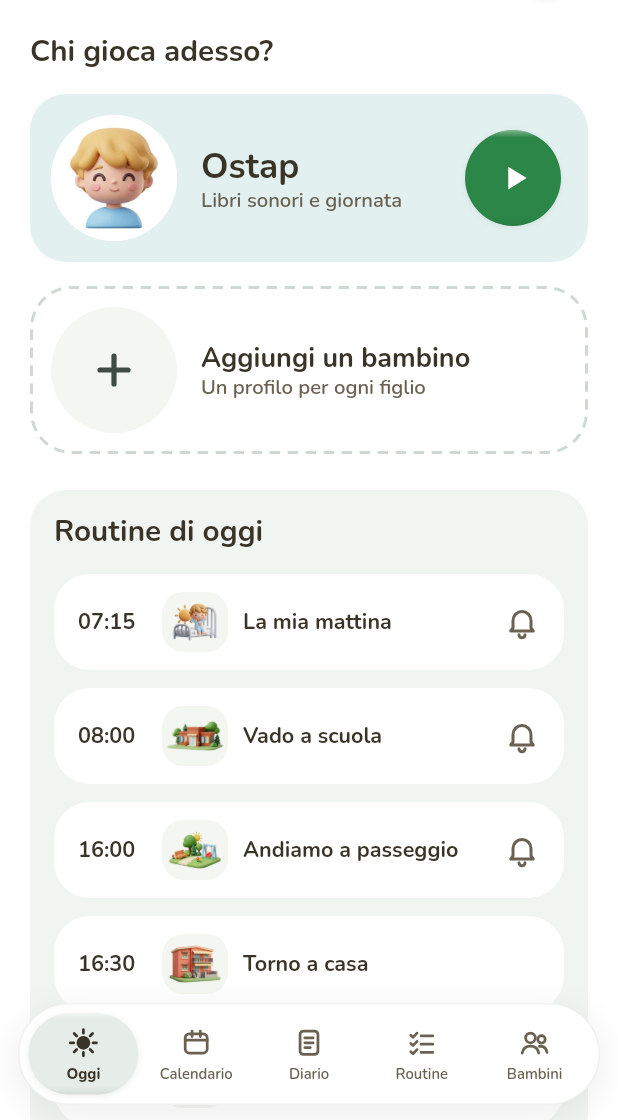
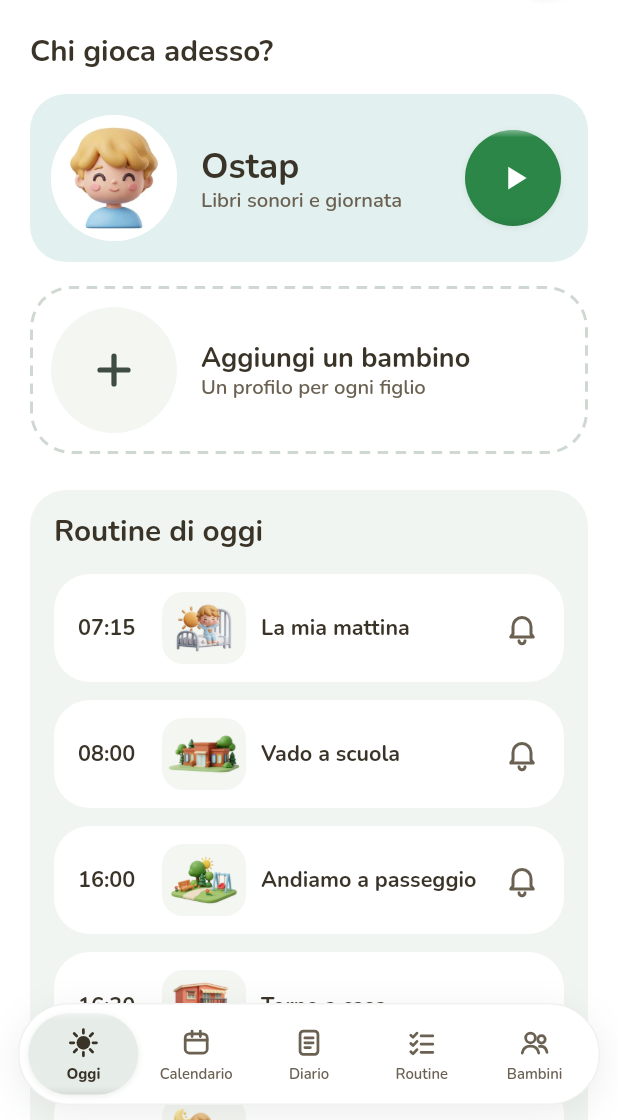
Before and after one commit to ninavoytovychdesign/il-mio-mondo, a Flutter app: the screen it shows after launch, on a phone screen of 412 x 824 dp, the part 116-1236 px from its top. Run offline on Flutter 3.47's test engine with Material 3 defaults, Android fonts, the phone set to English and light mode, and no system bars; our stand-ins replace audioplayers, flutter_svg, flutter_tts, image_picker, shared_preferences, wakelock_plus; missing offline and left inert: record.

Commit message:
Док: однакова ширина вкладок і більші відступи; більші картинки рутин у списках дня
Co-Authored-By: Claude Opus 5.5 <noreply@anthropic.com>
Claude-Session: https://claude.ai/code/session_015JoXFTQ5kS6MDA8AZ8ja6R

```diff
--- a/flutter/lib/mom.dart
+++ b/flutter/lib/mom.dart
@@ -478,8 +478,17 @@ class _MomShellState extends State<MomShell> {
       ['bambini', s.l('Bambini', 'Діти'), MI.tKids, MI.fKids],
     ];
     final phone = isPhone(context);
+    // every tab gets the width of the longest label (bold), so the bar never shifts
+    double itemW = 0;
+    if (!phone) {
+      for (final t in tabs) {
+        final tp = TextPainter(text: TextSpan(text: t[1], style: ts(14, w: FontWeight.w800)), textDirection: TextDirection.ltr, maxLines: 1)..layout();
+        if (tp.width > itemW) itemW = tp.width;
+      }
+      itemW = itemW.ceilToDouble() + 2 * 22;
+    }
     return Container(
-      height: phone ? 68 : 80,
+      height: phone ? 68 : 88,
       margin: EdgeInsets.symmetric(horizontal: phone ? 12 : 0),
       padding: EdgeInsets.all(phone ? 6 : 8),
       decoration: BoxDecoration(
@@ -492,9 +501,10 @@ class _MomShellState extends State<MomShell> {
         mainAxisSize: phone ? MainAxisSize.max : MainAxisSize.min,
         children: [
           for (final t in tabs) ...[
-            if (t != tabs.first) SizedBox(width: phone ? 2 : 4),
+            if (t != tabs.first) SizedBox(width: phone ? 2 : 6),
             _expandIf(phone, _DockItem(
               compact: phone,
+              width: phone ? null : itemW,
               label: t[1],
               svg: (tab == t[0] && sub != _Sub.settings) ? t[3] : t[2],
               on: tab == t[0] && sub != _Sub.settings,
@@ -865,8 +875,9 @@ class _Page {
 }
 
 class _DockItem extends StatelessWidget {
-  const _DockItem({required this.label, required this.svg, required this.on, required this.onTap, this.compact = false});
+  const _DockItem({required this.label, required this.svg, required this.on, required this.onTap, this.compact = false, this.width});
   final bool compact;
+  final double? width;
   final String label;
   final String svg;
   final bool on;
@@ -881,14 +892,14 @@ class _DockItem extends StatelessWidget {
           behavior: HitTestBehavior.opaque,
           onTap: onTap,
           child: Container(
-            constraints: BoxConstraints(minWidth: compact ? 0 : 84),
-            padding: EdgeInsets.symmetric(horizontal: compact ? 2 : 10, vertical: compact ? 4 : 6),
+            width: width,
+            padding: EdgeInsets.symmetric(horizontal: compact ? 2 : 22, vertical: compact ? 4 : 8),
             decoration: on ? soft3d(C.nav, radius: BorderRadius.circular(999)) : null,
             foregroundDecoration: on ? soft3dOverlay(radius: BorderRadius.circular(999)) : null,
             child: Column(mainAxisAlignment: MainAxisAlignment.center, children: [
-              icon(svg, compact ? 22 : 24, on ? C.ink : C.ink2),
+              icon(svg, compact ? 22 : 26, on ? C.ink : C.ink2),
               const SizedBox(height: 4),
-              Text(label, maxLines: 1, overflow: TextOverflow.ellipsis, style: ts(compact ? 11 : 13, w: on ? FontWeight.w800 : FontWeight.w600, color: on ? C.ink : C.ink2, height: 1.1)),
+              Text(label, maxLines: 1, overflow: TextOverflow.ellipsis, textAlign: TextAlign.center, style: ts(compact ? 11 : 14, w: on ? FontWeight.w800 : FontWeight.w600, color: on ? C.ink : C.ink2, height: 1.1)),
             ]),
           ),
         ),
@@ -1008,7 +1019,7 @@ class _DayRow extends StatelessWidget {
       child: Row(children: [
         SizedBox(width: isPhone(context) ? 46 : 56, child: Text(time, style: ts(isPhone(context) ? 16 : 18, w: done ? FontWeight.w600 : FontWeight.w700, color: done ? C.ink3 : C.ink))),
         SizedBox(width: isPhone(context) ? 10 : 16),
-        thumb(cover, w: isPhone(context) ? 44 : 56, h: isPhone(context) ? 40 : 48, bg: flatArt.containsKey(cover) ? coverTint : C.surface),
+        thumb(cover, w: isPhone(context) ? 56 : 84, h: isPhone(context) ? 48 : 68, r: isPhone(context) ? 14 : 18, bg: flatArt.containsKey(cover) ? coverTint : C.surface),
         SizedBox(width: isPhone(context) ? 10 : 16),
         Expanded(
           child: Column(crossAxisAlignment: CrossAxisAlignment.start, mainAxisSize: MainAxisSize.min, children: [
```
